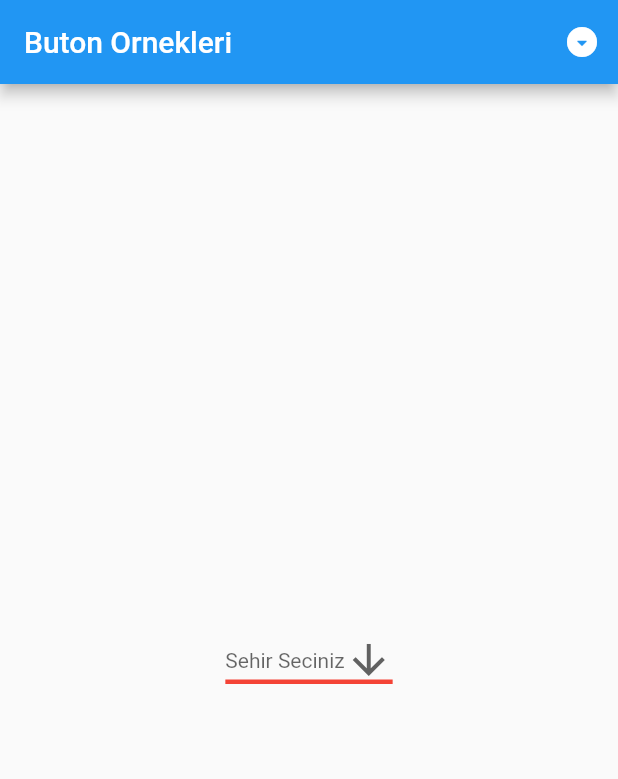
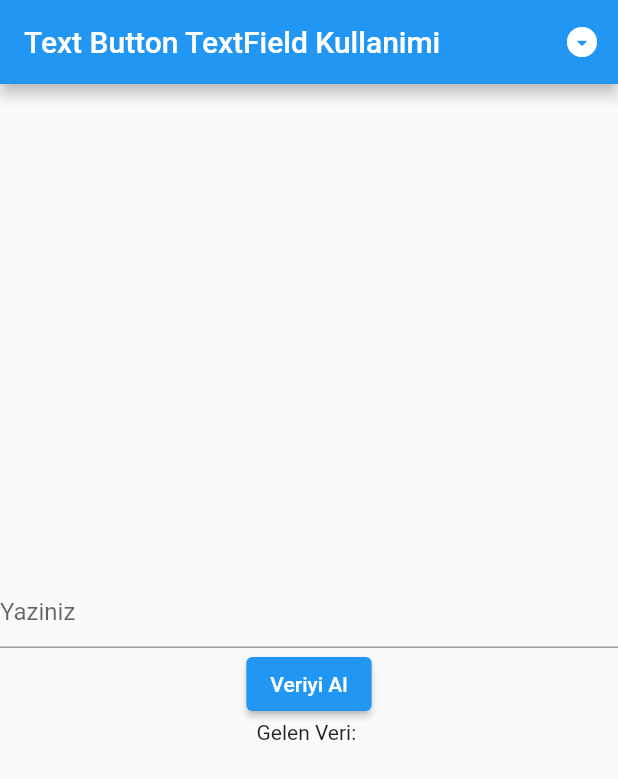
Before and after one commit to tahaturan/flutter_basis_widget, a Flutter app: the screen it shows after launch, on a phone screen of 412 x 824 dp. Shown: the top 779 px of the screen. Run offline on Flutter 3.47's test engine with Material 2 defaults, Android fonts, the light colour scheme and no system bars.

Commit message:
Text Button TextField Kullanimi

```diff
--- a/lib/main.dart
+++ b/lib/main.dart
@@ -1,6 +1,7 @@
 import 'package:flutter/material.dart';
 import 'package:flutter_temel_widget/view/drop_down_button.dart';
 import 'package:flutter_temel_widget/view/popup_menu.dart';
+import 'package:flutter_temel_widget/view/text_button_textfield.dart';
 
 void main() => runApp(const MyApp());
 
@@ -27,10 +28,10 @@ class _MyAppState extends State<MyApp> {
       ),
       home: Scaffold(
         appBar: AppBar(
-          title: const Text("Buton Ornekleri"),
+          title: const Text("Text Button TextField Kullanimi"),
           actions: const [PopupMenuKullanimi()],
         ),
-        body: const DropDownButtonKullanimi(),
+        body: const TextButtonTextField(),
       ),
     );
   }
--- /dev/null
+++ b/lib/view/text_button_textfield.dart
@@ -0,0 +1,44 @@
+import 'package:flutter/material.dart';
+
+class TextButtonTextField extends StatefulWidget {
+  const TextButtonTextField({Key? key}) : super(key: key);
+
+  @override
+  State<TextButtonTextField> createState() => _TextButtonTextFieldState();
+}
+
+class _TextButtonTextFieldState extends State<TextButtonTextField> {
+  var textfieldController = TextEditingController();
+  //todo: ilk olarak textfield de girdimiz veriyi tutacak bir nesne olustuyoruz controller kismina eklemek icin
+  String alinanVeri = "";
+  //todo: alinanVeri diye bir degisken olusturup gelen verimizi Stringe donusturup bu degiskenin icinde tutucaz ve ekrana yazicaz
+  @override
+  Widget build(BuildContext context) {
+    return Center(
+      child: Column(
+        mainAxisAlignment: MainAxisAlignment.center,
+        children: [
+          TextField(
+            controller: textfieldController,
+            //todo: olustudumuz degiskeni burada tanimliyoruz bu sekilde verileri alabilicez
+            decoration: const InputDecoration(
+              hintText: "Yaziniz",
+            ),
+          ),
+          ElevatedButton(
+            onPressed: () {
+              setState(() {
+                alinanVeri = textfieldController.text;
+                //todo: burada textfieldController.text diyerek verimizi Stringe cevirip degiskenimize esitliyoruz
+                //* setState kullandik cunku buildin tetiklenmesini istiyoruz bastigimizda ekranda gorunsun yani
+              });
+            },
+            child: const Text("Veriyi Al"),
+          ),
+          Text("Gelen Veri: $alinanVeri"),
+          //todo: Vermizi Ekranda gosteriyoruz
+        ],
+      ),
+    );
+  }
+}
```
Also changed, not shown: assets/images/textfieldKullanimi.gif (added), 1 other file.
